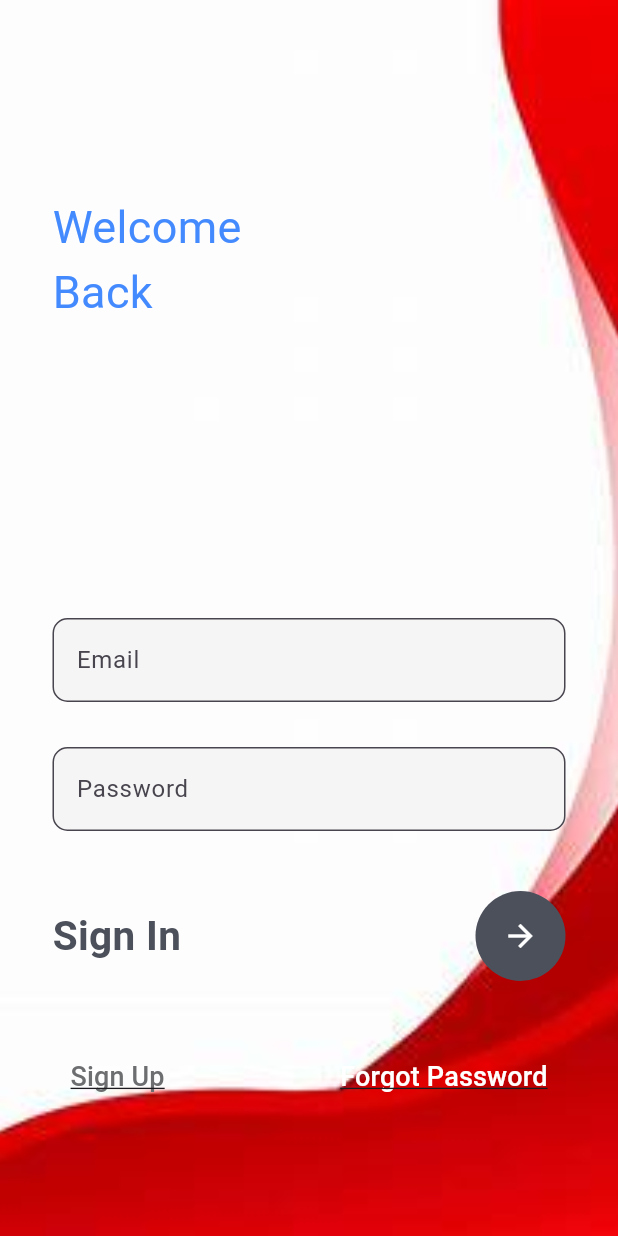
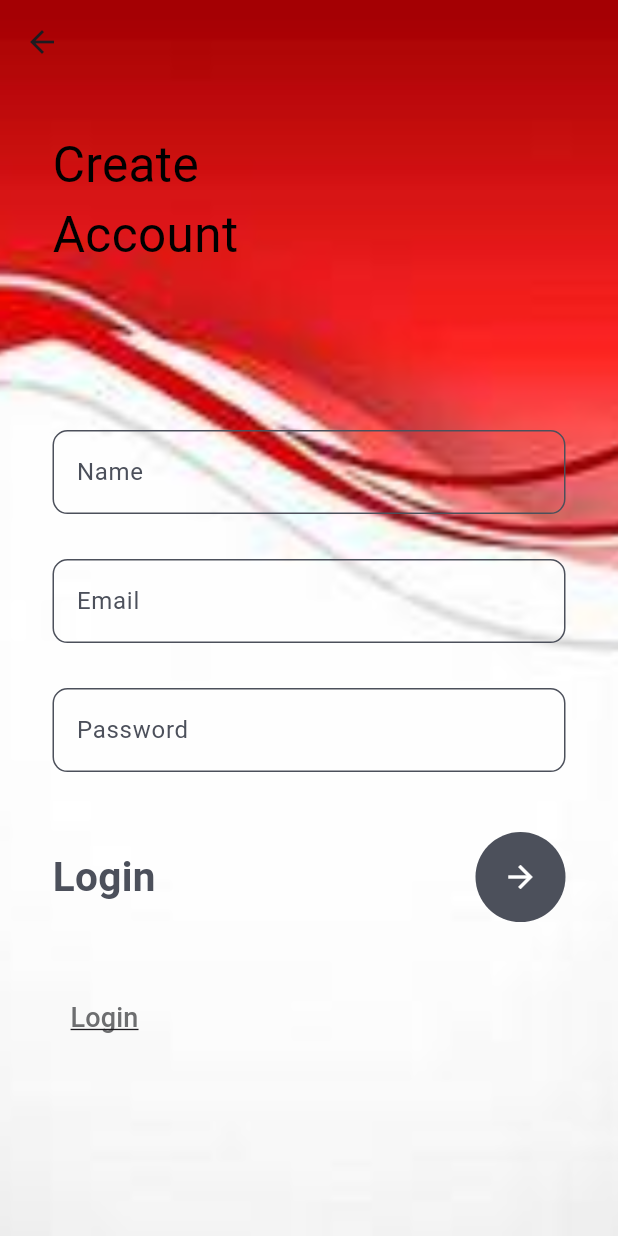
Before and after one commit to anjalikesherwani/flutter, a Flutter app: the screen it shows after launch, after a tap on "Sign Up", on a phone screen of 412 x 824 dp. Run offline on Flutter 3.47's test engine with Material 3 defaults, Android fonts, the phone set to English and light mode, and no system bars.

Commit message:
created_loginpage

```diff
--- a/lib/login.dart
+++ b/lib/login.dart
@@ -21,7 +21,7 @@ class _MyLoginState extends State<MyLogin> {
               Container(
                 padding: EdgeInsets.only(left: 35,top: 130),
                 child: Text('Welcome\nBack',style: TextStyle(
-                  color: Colors.blueAccent,
+                  color: Colors.black,
                   fontSize: 30,
                 ),),
               ),
@@ -75,7 +75,9 @@ class _MyLoginState extends State<MyLogin> {
                     mainAxisAlignment: MainAxisAlignment.spaceBetween,
                     children: [
                     TextButton(
-                      onPressed: () {},
+                      onPressed: () {
+                        Navigator.pushNamed(context,'register');
+                      },
                       child: Text("Sign Up",style: TextStyle(
                         decoration: TextDecoration.underline,
                         fontSize: 18 ,
--- a/lib/main.dart
+++ b/lib/main.dart
@@ -1,11 +1,15 @@
 import 'package:flutter/material.dart';
 import 'package:loginsignup/login.dart';
+import 'package:loginsignup/regsiter.dart';
 
 void main() {
   runApp(MaterialApp(
     debugShowCheckedModeBanner: false,
     initialRoute: 'login',
-    routes: {'login':(context) => MyLogin()},
+    routes: {
+      'login':(context) => MyLogin(),
+      'register': (context)=>MyRegister(),
+    },
 
   ));
 }
--- a/lib/regsiter.dart
+++ b/lib/regsiter.dart
@@ -0,0 +1,139 @@
+import 'package:flutter/cupertino.dart';
+import 'package:flutter/material.dart';
+import 'package:flutter/widgets.dart';
+
+class MyRegister extends StatefulWidget {
+   const MyRegister({Key? key}) : super(key: key);
+
+
+  @override
+  _MyRegisterState createState() => _MyRegisterState();
+}
+
+class _MyRegisterState extends State<MyRegister> {
+  @override
+  Widget build(BuildContext context) {
+    return Container(
+      decoration: BoxDecoration(
+        image: DecorationImage(
+          image: AssetImage("assets/register.jpeg"),fit: BoxFit.cover)),
+      child: Scaffold(
+        appBar: AppBar(
+        backgroundColor:Colors.transparent,
+        elevation: 0,
+        ),
+        backgroundColor:Colors.transparent,
+        body:Stack(
+          children: [
+            Padding(padding: EdgeInsets.only(left: 35,top: 30),
+            child: Text(
+              'Create\nAccount',
+              style:TextStyle(fontSize: 33,
+              color: Colors.black),
+            ),
+           ),
+
+           SingleChildScrollView(
+            child: Container(
+              padding: EdgeInsets.only(
+                top:MediaQuery.of(context).size.height * 0.28,
+                left: 35,
+                right:35,
+              ),
+              child: Column(children: [
+                TextField(
+                    decoration: InputDecoration(
+                      focusedBorder: OutlineInputBorder(
+                        borderRadius: BorderRadius.circular(10),
+                        borderSide: BorderSide(color: Color.fromARGB(255, 66, 134, 212))),
+                        enabledBorder: OutlineInputBorder(
+                          borderRadius: BorderRadius.circular(10),
+                          borderSide: BorderSide(color: Color(0xff4c505b)),
+                        ),
+                      hintText: 'Name',
+                      hintStyle: TextStyle(color: Color(0xff4c505b)),
+                      border: OutlineInputBorder(
+                        borderRadius: BorderRadius.circular(10))),
+                        ),
+                  SizedBox(
+                    height: 30,
+                  ),
+
+                TextField(
+                    decoration: InputDecoration(
+                      focusedBorder: OutlineInputBorder(
+                        borderRadius: BorderRadius.circular(10),
+                        borderSide: BorderSide(color: Color.fromARGB(255, 66, 134, 212))),
+                        enabledBorder: OutlineInputBorder(
+                          borderRadius: BorderRadius.circular(10),
+                          borderSide: BorderSide(color: Color(0xff4c505b)),
+                        ),
+                      hintText: 'Email',
+                      hintStyle: TextStyle(color: Color(0xff4c505b)),
+                      border: OutlineInputBorder(
+                        borderRadius: BorderRadius.circular(10))),
+                        ),
+                        SizedBox(
+                    height: 30,
+                  ),
+
+                TextField(
+                    decoration: InputDecoration(
+                      focusedBorder: OutlineInputBorder(
+                        borderRadius: BorderRadius.circular(10),
+                        borderSide: BorderSide(color: Color.fromARGB(255, 66, 134, 212))),
+                        enabledBorder: OutlineInputBorder(
+                          borderRadius: BorderRadius.circular(10),
+                          borderSide: BorderSide(color: Color(0xff4c505b)),
+                        ),
+                      hintText: 'Password',
+                      hintStyle: TextStyle(color: Color(0xff4c505b)),
+                      border: OutlineInputBorder(
+                        borderRadius: BorderRadius.circular(10))),
+                        ),
+                    SizedBox(height: 40,),
+                  Row(
+                    mainAxisAlignment: MainAxisAlignment.spaceBetween,
+                    children: [Text('Login',
+                    style: TextStyle(
+                     color:  Color(0xff4c505b),
+                      fontSize: 27,
+                    fontWeight: FontWeight.w700),),
+                    CircleAvatar(radius:30,
+                    backgroundColor: Color(0xff4c505b),
+                    child: IconButton(
+                      color: Colors.white,
+                      onPressed: () {},
+                      icon:Icon(Icons.arrow_forward),
+                    ),
+                    )
+                    ],
+                  ),
+                    SizedBox(height: 40,),
+                     Row(
+                    mainAxisAlignment: MainAxisAlignment.spaceBetween,
+                    children: [
+                    TextButton(
+                      onPressed: () {
+                        Navigator.pushNamed(context,'login');
+                      },
+                        child: Text("Login",style: TextStyle(
+                        decoration: TextDecoration.underline,
+                        fontSize: 18 ,
+                        color: Color(0xff6d6e70)
+                        ),
+                        )),
+
+                  ],)
+              ],),
+              )
+           )
+          ],
+
+
+          )
+
+      ),
+   );
+  }
+}
--- a/pubspec.yaml
+++ b/pubspec.yaml
@@ -61,6 +61,7 @@ flutter:
   # To add assets to your application, add an assets section, like this:
   assets:
     - assets/login.jpeg
+    - assets/register.jpeg
 
 
   # An image asset can refer to one or more resolution-specific "variants", see
```
Also changed, not shown: assets/register.jpeg (renamed from assets/login_1.jpeg).
